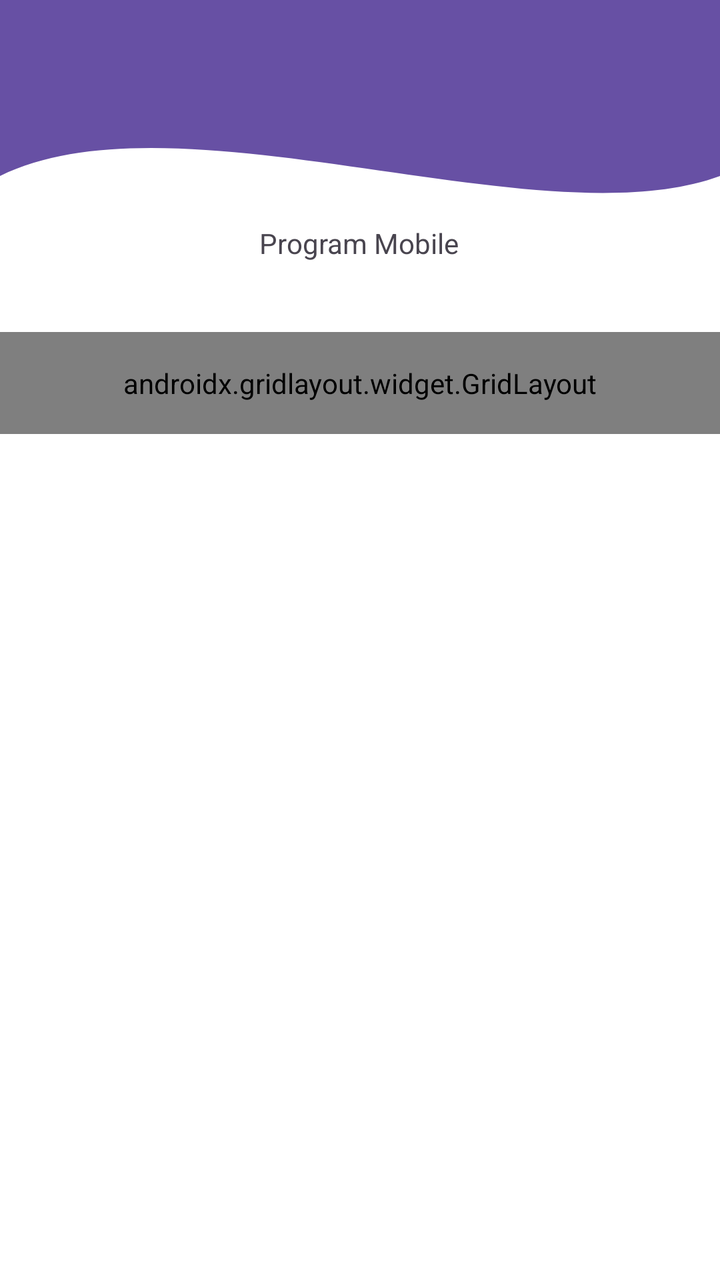
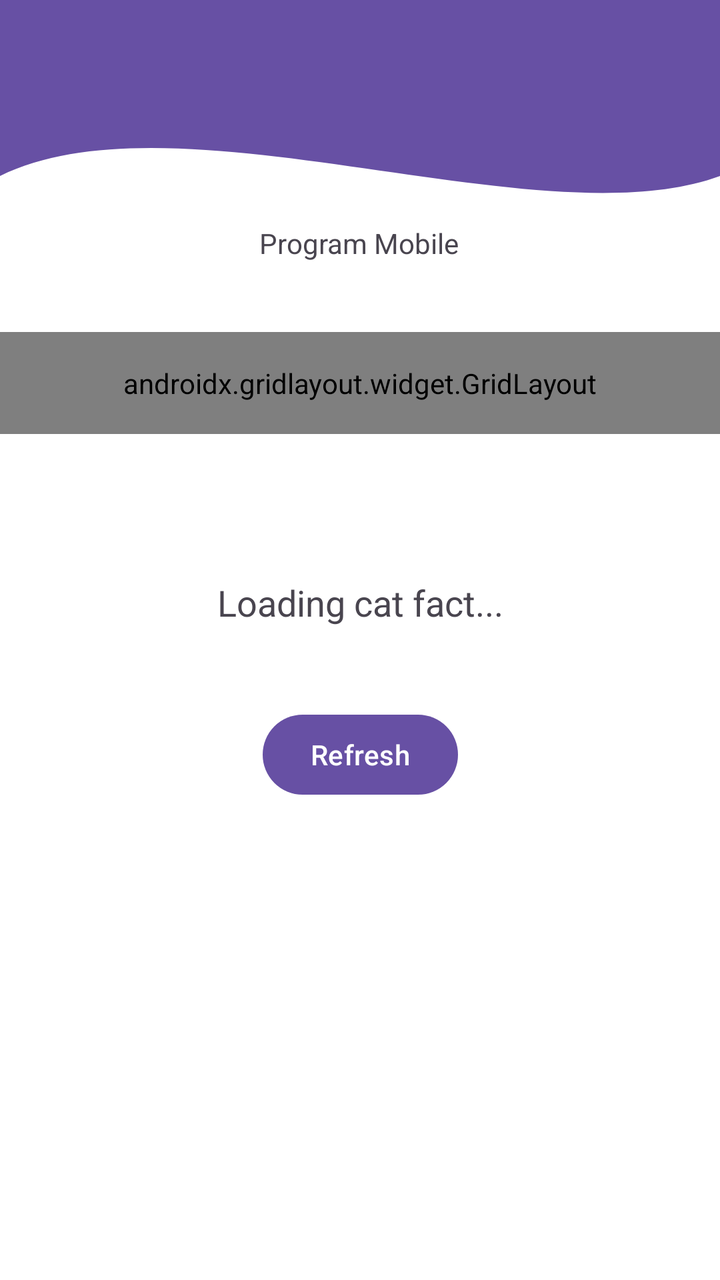

Before-and-after screenshots of an Android layout around one commit, followed by the original layout XML and the change that was made.
<!-- AndroidManifest.xml: application theme Theme.Zahwa3TIE -->
<!-- res/layout/fragment_home.xml -->
<?xml version="1.0" encoding="utf-8"?>
<androidx.constraintlayout.widget.ConstraintLayout xmlns:android="http://schemas.android.com/apk/res/android"
    xmlns:tools="http://schemas.android.com/tools"
    android:layout_width="match_parent"
    android:layout_height="match_parent"
    android:background="@android:color/white"
    xmlns:app="http://schemas.android.com/apk/res-auto"
    tools:context=".Home.HomeFragment">

    <View
        android:id="@+id/background_header"
        android:layout_width="0dp"
        android:layout_height="220dp"
        android:background="@drawable/bg_header_wave"
        app:layout_constraintStart_toStartOf="parent"
        app:layout_constraintEnd_toEndOf="parent"
        app:layout_constraintTop_toTopOf="parent" />

    <androidx.appcompat.widget.Toolbar
        android:id="@+id/toolbar"
        android:layout_width="match_parent"
        android:layout_height="?attr/actionBarSize"
        android:background="?attr/colorPrimary"
        app:layout_constraintEnd_toEndOf="parent"
        app:layout_constraintStart_toStartOf="parent"
        app:layout_constraintTop_toTopOf="parent"
        app:subtitleTextColor="@android:color/white"
        app:titleTextColor="@android:color/white"
        app:layout_scrollFlags="scroll|enterAlways"/>
    <TextView
        android:id="@+id/textView3"
        android:layout_width="wrap_content"
        android:layout_height="wrap_content"
        android:layout_marginTop="112dp"
        android:text="Program Mobile"
        app:layout_constraintEnd_toEndOf="parent"
        app:layout_constraintHorizontal_bias="0.498"
        app:layout_constraintStart_toStartOf="parent"
        app:layout_constraintTop_toTopOf="parent" />

    <androidx.gridlayout.widget.GridLayout
        android:layout_width="match_parent"
        android:layout_height="wrap_content"
        android:layout_marginTop="35dp"
        android:padding="16dp"
        app:columnCount="2"
        app:layout_constraintEnd_toEndOf="parent"
        app:layout_constraintStart_toStartOf="parent"
        app:layout_constraintTop_toBottomOf="@+id/textView3"
        app:useDefaultMargins="true">

        <Button
            android:id="@+id/btnToFourth"
            android:layout_width="0dp"
            android:layout_height="wrap_content"
            android:text="Pertemuan 4"
            app:layout_columnWeight="1" />

        <Button
            android:id="@+id/btntofifth"
            android:layout_width="0dp"
            android:layout_height="wrap_content"
            android:text="Pertemuan 5"
            app:layout_columnWeight="1" />

        <Button
            android:id="@+id/btnToSeventh"
            android:layout_width="0dp"
            android:layout_height="wrap_content"
            android:text="Pertemuan 7"
            app:layout_columnWeight="1" />

        <Button
            android:id="@+id/btnToninth"
            android:layout_width="0dp"
            android:layout_height="wrap_content"
            android:text="pertemuan_9"
            app:layout_columnWeight="1" />

        <Button
            android:id="@+id/btnLogout"
            android:layout_width="0dp"
            android:layout_height="wrap_content"
            android:text="Logout"
            app:layout_columnWeight="1" />

        <Button
            android:id="@+id/btneleventh"
            android:layout_width="0dp"
            android:layout_height="wrap_content"
            android:text="Pertemuan 11"
            app:layout_columnWeight="1" />

    </androidx.gridlayout.widget.GridLayout>

</androidx.constraintlayout.widget.ConstraintLayout>
<!-- resources referenced by this layout -->
<resources>
  <!-- drawable bg_header_wave (drawable) -->
  <?xml version="1.0" encoding="utf-8"?>
  <vector xmlns:android="http://schemas.android.com/apk/res/android"
      android:width="100dp"
      android:height="100dp"
      android:viewportWidth="100"
      android:viewportHeight="100">
  
      <path
          android:fillColor="?attr/colorPrimary"
          android:pathData="
              M0,0
              L100,0
              L100,40
              C 75,55
                25,20
                0,40
              Z" />
  </vector>
  <style name="Theme.Zahwa3TIE" parent="Base.Theme.Zahwa3TIE" />
  <style name="Base.Theme.Zahwa3TIE" parent="Theme.Material3.DayNight.NoActionBar">
          
          
      </style>
</resources>

<!-- the commit's change to res/layout/fragment_home.xml (unified diff, before → after) -->
@@ -39,6 +39,7 @@
         app:layout_constraintTop_toTopOf="parent" />
 
     <androidx.gridlayout.widget.GridLayout
+        android:id="@+id/grid_menu"
         android:layout_width="match_parent"
         android:layout_height="wrap_content"
         android:layout_marginTop="35dp"
@@ -91,6 +92,40 @@
             android:text="Pertemuan 11"
             app:layout_columnWeight="1" />
 
+
     </androidx.gridlayout.widget.GridLayout>
 
+    <TextView
+        android:id="@+id/tvCatFact"
+        android:layout_width="match_parent"
+        android:layout_height="wrap_content"
+        android:layout_marginTop="72dp"
+        android:gravity="center"
+        android:text="Loading cat fact..."
+        android:textAlignment="center"
+        android:textSize="18sp"
+        app:layout_constraintEnd_toEndOf="parent"
+        app:layout_constraintStart_toStartOf="parent"
+        app:layout_constraintTop_toBottomOf="@+id/grid_menu" />
+
+    <Button
+        android:id="@+id/btnRefresh"
+        android:layout_width="wrap_content"
+        android:layout_height="wrap_content"
+        android:layout_marginTop="40dp"
+        android:text="Refresh"
+        app:layout_constraintEnd_toEndOf="parent"
+        app:layout_constraintStart_toStartOf="parent"
+        app:layout_constraintTop_toBottomOf="@+id/tvCatFact" />
+
+
+    <androidx.recyclerview.widget.RecyclerView
+        android:id="@+id/rvGallery"
+        android:layout_width="match_parent"
+        android:layout_height="0dp"
+        android:layout_marginTop="16dp"
+        android:padding="8dp"
+        app:layout_constraintEnd_toEndOf="parent"
+        app:layout_constraintStart_toStartOf="parent"
+        app:layout_constraintTop_toBottomOf="@+id/btnRefresh" />
 </androidx.constraintlayout.widget.ConstraintLayout>
